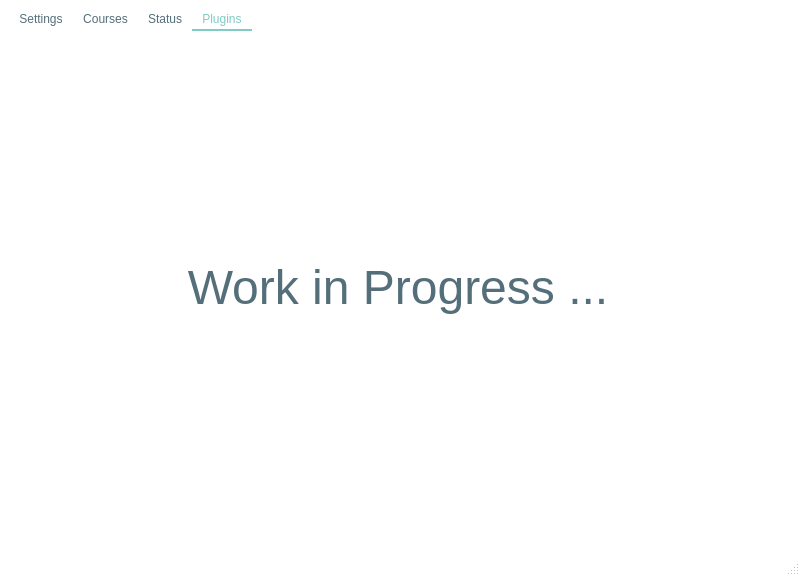
Qt form polibeepsync/new_gui.ui (Jacotsu/polibeepsync) before a commit.
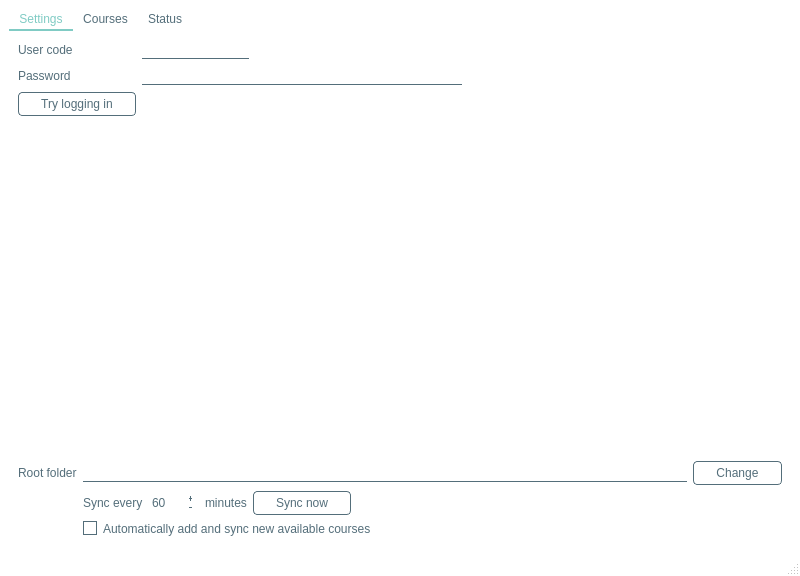
The same form after that commit. The open tabs and pages were chosen to show the change. Icons and pictures are not drawn.

Commit message: Removed plugins tab

The edit to the form file:
```diff
--- a/polibeepsync/new_gui.ui
+++ b/polibeepsync/new_gui.ui
@@ -553,6 +553,9 @@
        <bool>false</bool>
       </property>
       <widget class="QWidget" name="settings_tab">
+       <property name="enabled">
+        <bool>true</bool>
+       </property>
        <attribute name="title">
         <string>Settings</string>
        </attribute>
@@ -1017,40 +1020,6 @@
         </item>
        </layout>
       </widget>
-      <widget class="QWidget" name="plugins_tab">
-       <attribute name="title">
-        <string>Plugins</string>
-       </attribute>
-       <layout class="QVBoxLayout" name="verticalLayout_5">
-        <item>
-         <widget class="QLabel" name="label_wip">
-          <property name="minimumSize">
-           <size>
-            <width>760</width>
-            <height>0</height>
-           </size>
-          </property>
-          <property name="maximumSize">
-           <size>
-            <width>760</width>
-            <height>483</height>
-           </size>
-          </property>
-          <property name="font">
-           <font>
-            <pointsize>36</pointsize>
-           </font>
-          </property>
-          <property name="text">
-           <string>Work in Progress ...</string>
-          </property>
-          <property name="alignment">
-           <set>Qt::AlignCenter</set>
-          </property>
-         </widget>
-        </item>
-       </layout>
-      </widget>
      </widget>
     </item>
    </layout>
```
